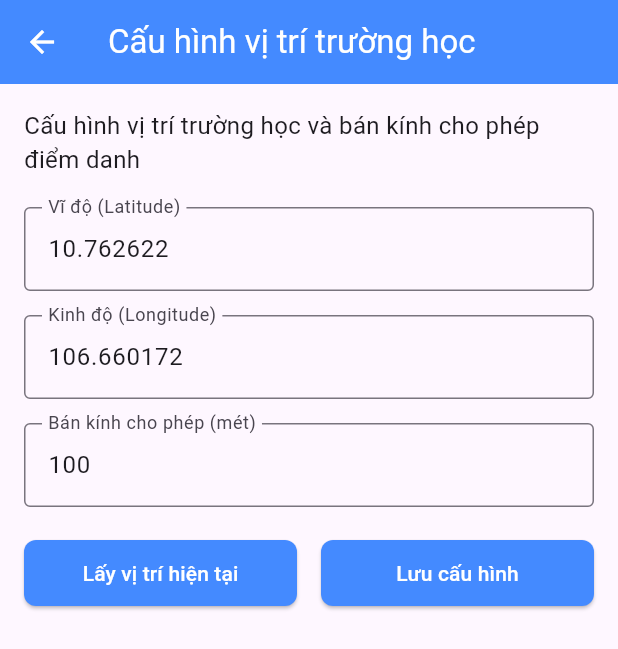
After one commit to TruongDx2004/Face-Detection-with-Name-Recognition, a Flutter app: the LocationConfigScreen screen opened directly, on a phone screen of 412 x 824 dp. The commit adds this screen. Shown: the top 649 px of the screen. Run offline on Flutter 3.47's test engine with Material 3 defaults, Android fonts, the phone set to English and light mode, and no system bars; our stand-ins replace camera, flutter_secure_storage, geolocator, image_picker, location, logger and 2 more; missing offline and left inert: google_mlkit_face_detection; accounts and stored records are empty.

Commit message:
[Add] Location && check location

```diff
--- a/face_recognition_flutter/lib/models/attendance_models.dart
+++ b/face_recognition_flutter/lib/models/attendance_models.dart
@@ -1,5 +1,8 @@
 // lib/models/attendance_models.dart
 import 'package:flutter/material.dart';
+import 'package:geolocator/geolocator.dart';
+import 'package:location/location.dart' as loc;
+import 'package:logger/logger.dart';
 
 /// Enum cho trạng thái điểm danh
 enum AttendanceStatus {
@@ -181,9 +184,7 @@ class Attendance {
     return Attendance(
       id: (json['id'] ?? 0) as int,
       sessionId: (json['session_id'] ?? 0) as int,
-      studentId: json['student_id'] != null
-          ? (json['student_id'] as int)
-          : 0,
+      studentId: json['student_id'] != null ? (json['student_id'] as int) : 0,
       attendanceTime: DateTime.tryParse(json['attendance_time'] ?? '') ??
           (throw ArgumentError('Invalid attendance_time format')),
       confidenceScore: json['confidence_score'] != null
@@ -215,20 +216,23 @@ class Attendance {
   }
 }
 
-/// Model cho yêu cầu điểm danh
+/// Model cho yêu cầu điểm danh với vị trí
 class AttendanceRequest {
   final int sessionId;
   final String imageData;
+  final Map<String, dynamic>? locationData; // Thêm thông tin vị trí
 
   AttendanceRequest({
     required this.sessionId,
     required this.imageData,
+    this.locationData,
   });
 
   Map<String, dynamic> toJson() {
     return {
       'session_id': sessionId,
       'image_data': imageData,
+      'location_data': locationData, // Gửi thông tin vị trí lên server
     };
   }
 }
--- /dev/null
+++ b/face_recognition_flutter/lib/screens/admin/location_config_screen.dart
@@ -0,0 +1,157 @@
+import 'package:flutter/material.dart';
+import 'package:geolocator/geolocator.dart';
+import '../../services/location_service.dart';
+
+class LocationConfigScreen extends StatefulWidget {
+  const LocationConfigScreen({super.key});
+
+  @override
+  State<LocationConfigScreen> createState() => _LocationConfigScreenState();
+}
+
+class _LocationConfigScreenState extends State<LocationConfigScreen> {
+  final _formKey = GlobalKey<FormState>();
+  final _latController = TextEditingController();
+  final _lngController = TextEditingController();
+  final _radiusController = TextEditingController();
+
+  @override
+  void initState() {
+    super.initState();
+    // Load current settings
+    _latController.text = '10.762622';
+    _lngController.text = '106.660172';
+    _radiusController.text = '100';
+  }
+
+  @override
+  Widget build(BuildContext context) {
+    return Scaffold(
+      appBar: AppBar(
+        title: const Text('Cấu hình vị trí trường học'),
+      ),
+      body: Padding(
+        padding: const EdgeInsets.all(16.0),
+        child: Form(
+          key: _formKey,
+          child: Column(
+            crossAxisAlignment: CrossAxisAlignment.start,
+            children: [
+              const Text(
+                'Cấu hình vị trí trường học và bán kính cho phép điểm danh',
+                style: TextStyle(fontSize: 16),
+              ),
+              const SizedBox(height: 20),
+              TextFormField(
+                controller: _latController,
+                decoration: const InputDecoration(
+                  labelText: 'Vĩ độ (Latitude)',
+                  border: OutlineInputBorder(),
+                ),
+                keyboardType: TextInputType.number,
+                validator: (value) {
+                  if (value == null || value.isEmpty) {
+                    return 'Vui lòng nhập vĩ độ';
+                  }
+                  return null;
+                },
+              ),
+              const SizedBox(height: 16),
+              TextFormField(
+                controller: _lngController,
+                decoration: const InputDecoration(
+                  labelText: 'Kinh độ (Longitude)',
+                  border: OutlineInputBorder(),
+                ),
+                keyboardType: TextInputType.number,
+                validator: (value) {
+                  if (value == null || value.isEmpty) {
+                    return 'Vui lòng nhập kinh độ';
+                  }
+                  return null;
+                },
+              ),
+              const SizedBox(height: 16),
+              TextFormField(
+                controller: _radiusController,
+                decoration: const InputDecoration(
+                  labelText: 'Bán kính cho phép (mét)',
+                  border: OutlineInputBorder(),
+                ),
+                keyboardType: TextInputType.number,
+                validator: (value) {
+                  if (value == null || value.isEmpty) {
+                    return 'Vui lòng nhập bán kính';
+                  }
+                  return null;
+                },
+              ),
+              const SizedBox(height: 20),
+              Row(
+                children: [
+                  Expanded(
+                    child: ElevatedButton(
+                      onPressed: _getCurrentLocation,
+                      child: const Text('Lấy vị trí hiện tại'),
+                    ),
+                  ),
+                  const SizedBox(width: 16),
+                  Expanded(
+                    child: ElevatedButton(
+                      onPressed: _saveLocation,
+                      child: const Text('Lưu cấu hình'),
+                    ),
+                  ),
+                ],
+              ),
+            ],
+          ),
+        ),
+      ),
+    );
+  }
+
+  Future<void> _getCurrentLocation() async {
+    try {
+      final position = await Geolocator.getCurrentPosition(
+        desiredAccuracy: LocationAccuracy.high,
+      );
+
+      setState(() {
+        _latController.text = position.latitude.toString();
+        _lngController.text = position.longitude.toString();
+      });
+
+      ScaffoldMessenger.of(context).showSnackBar(
+        const SnackBar(content: Text('Đã lấy vị trí hiện tại')),
+      );
+    } catch (e) {
+      ScaffoldMessenger.of(context).showSnackBar(
+        SnackBar(content: Text('Lỗi: $e')),
+      );
+    }
+  }
+
+  void _saveLocation() {
+    if (_formKey.currentState!.validate()) {
+      final lat = double.parse(_latController.text);
+      final lng = double.parse(_lngController.text);
+      final radius = double.parse(_radiusController.text);
+
+      // Cập nhật cấu hình
+      LocationService.updateSchoolLocation(lat, lng, radius: radius);
+
+      ScaffoldMessenger.of(context).showSnackBar(
+        const SnackBar(content: Text('Đã lưu cấu hình vị trí')),
+      );
+    }
+  }
+
+  @override
+  void dispose() {
+    _latController.dispose();
+    _lngController.dispose();
+    _radiusController.dispose();
+    super.dispose();
+  }
+}
--- a/face_recognition_flutter/pubspec.yaml
+++ b/face_recognition_flutter/pubspec.yaml
@@ -61,6 +61,10 @@ dependencies:
   http_parser: ^4.1.2
   path_provider: ^2.1.5
 
+  # Location Services
+  geolocator: ^10.1.0
+  location: ^6.0.0
+
 dev_dependencies:
   flutter_test:
     sdk: flutter
```
Also changed, not shown: face_recognition_flutter/lib/screens/student/face_capture_screen.dart (+104 -7 lines), face_recognition_flutter/lib/services/api_service.dart (+13 -2 lines), face_recognition_flutter/lib/services/location_service.dart (added, +164 -0 lines), face_recognition_flutter/pubspec.lock, 4 other files.
